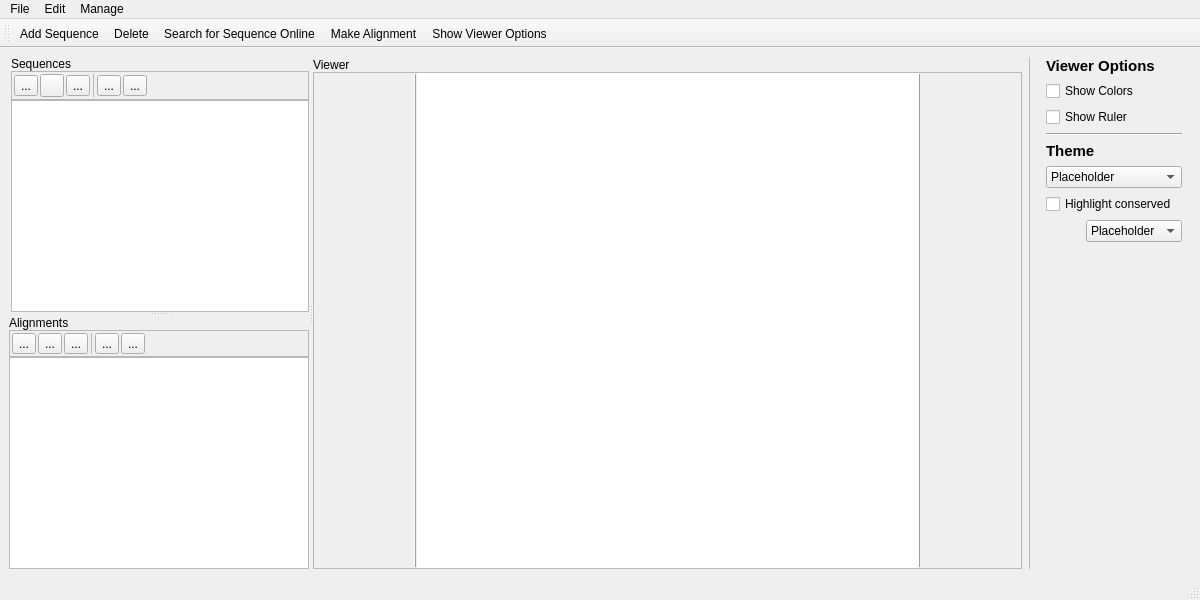
Qt form linnaeo.ui (beowulfey/Linnaeo) before a commit.
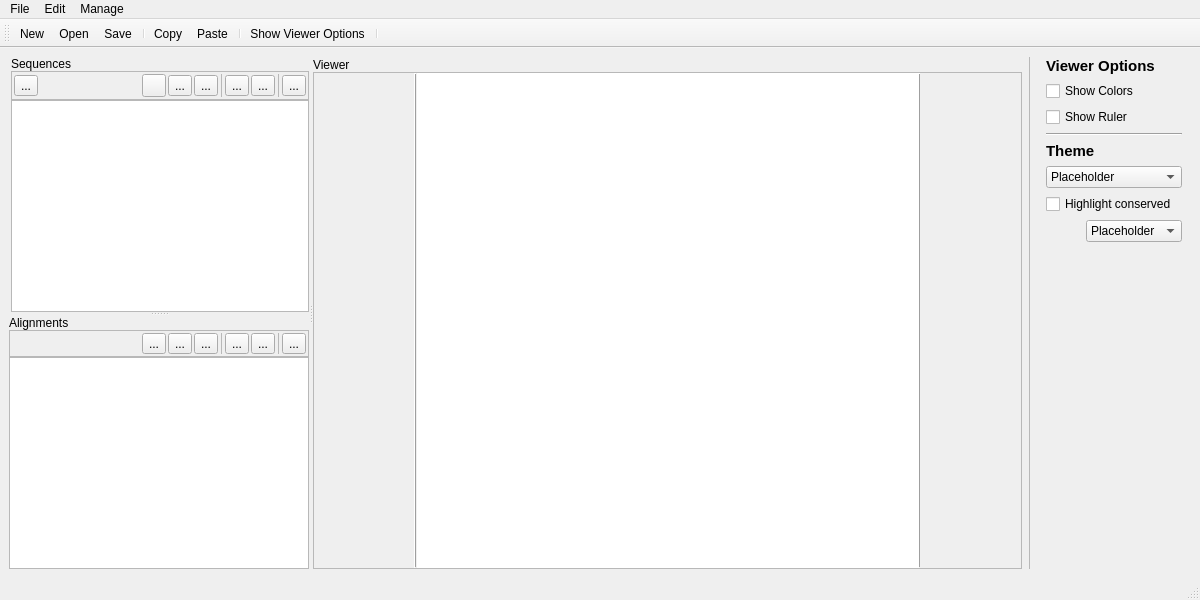
The same form after that commit. Icons and pictures are not drawn.

Commit message: more icons added, toolbars and actions have functionality. Can now add and delete nodes.

```diff
--- a/linnaeo.ui
+++ b/linnaeo.ui
@@ -136,7 +136,20 @@
                 </widget>
                </item>
                <item>
-                <widget class="QToolButton" name="addSequence">
+                <spacer name="horizontalSpacer_4">
+                 <property name="orientation">
+                  <enum>Qt::Horizontal</enum>
+                 </property>
+                 <property name="sizeHint" stdset="0">
+                  <size>
+                   <width>40</width>
+                   <height>20</height>
+                  </size>
+                 </property>
+                </spacer>
+               </item>
+               <item>
+                <widget class="QToolButton" name="addSequenceButton">
                  <property name="toolTip">
                   <string>Add new sequence (opens window)</string>
                  </property>
@@ -160,6 +173,55 @@
                  </property>
                 </widget>
                </item>
+               <item>
+                <widget class="QToolButton" name="addSequenceFolderButton">
+                 <property name="toolTip">
+                  <string>Add folder to sequence viewer</string>
+                 </property>
+                 <property name="text">
+                  <string>...</string>
+                 </property>
+                 <property name="icon">
+                  <iconset resource="resources/linnaeo.qrc">
+                   <normaloff>:/icons/ui/folder-plus.svg</normaloff>:/icons/ui/folder-plus.svg</iconset>
+                 </property>
+                </widget>
+               </item>
+               <item>
+                <widget class="Line" name="line_7">
+                 <property name="lineWidth">
+                  <number>0</number>
+                 </property>
+                 <property name="midLineWidth">
+                  <number>1</number>
+                 </property>
+                 <property name="orientation">
+                  <enum>Qt::Vertical</enum>
+                 </property>
+                </widget>
+               </item>
+               <item>
+                <widget class="QToolButton" name="editSequenceButton">
+                 <property name="text">
+                  <string>...</string>
+                 </property>
+                 <property name="icon">
+                  <iconset resource="resources/linnaeo.qrc">
+                   <normaloff>:/icons/ui/edit.svg</normaloff>:/icons/ui/edit.svg</iconset>
+                 </property>
+                </widget>
+               </item>
+               <item>
+                <widget class="QToolButton" name="exportSequenceButton">
+                 <property name="text">
+                  <string>...</string>
+                 </property>
+                 <property name="icon">
+                  <iconset resource="resources/linnaeo.qrc">
+                   <normaloff>:/icons/ui/file-export.svg</normaloff>:/icons/ui/file-export.svg</iconset>
+                 </property>
+                </widget>
+               </item>
                <item>
                 <widget class="Line" name="line_5">
                  <property name="lineWidth">
@@ -174,18 +236,7 @@
                 </widget>
                </item>
                <item>
-                <widget class="QToolButton" name="exportSequence">
-                 <property name="text">
-                  <string>...</string>
-                 </property>
-                 <property name="icon">
-                  <iconset resource="resources/linnaeo.qrc">
-                   <normaloff>:/icons/ui/file-export.svg</normaloff>:/icons/ui/file-export.svg</iconset>
-                 </property>
-                </widget>
-               </item>
-               <item>
-                <widget class="QToolButton" name="deleteSequence">
+                <widget class="QToolButton" name="deleteSequenceButton">
                  <property name="text">
                   <string>...</string>
                  </property>
@@ -195,19 +246,6 @@
                  </property>
                 </widget>
                </item>
-               <item>
-                <spacer name="horizontalSpacer_2">
-                 <property name="orientation">
-                  <enum>Qt::Horizontal</enum>
-                 </property>
-                 <property name="sizeHint" stdset="0">
-                  <size>
-                   <width>40</width>
-                   <height>20</height>
-                  </size>
-                 </property>
-                </spacer>
-               </item>
               </layout>
              </widget>
             </item>
@@ -308,74 +346,6 @@
                <property name="bottomMargin">
                 <number>2</number>
                </property>
-               <item>
-                <widget class="QToolButton" name="addAlignmentFolder">
-                 <property name="text">
-                  <string>...</string>
-                 </property>
-                 <property name="icon">
-                  <iconset resource="resources/linnaeo.qrc">
-                   <normaloff>:/icons/ui/folder-plus.svg</normaloff>:/icons/ui/folder-plus.svg</iconset>
-                 </property>
-                </widget>
-               </item>
-               <item>
-                <widget class="QToolButton" name="addAlignment">
-                 <property name="text">
-                  <string>...</string>
-                 </property>
-                 <property name="icon">
-                  <iconset resource="resources/linnaeo.qrc">
-                   <normaloff>:/icons/ui/plus.svg</normaloff>:/icons/ui/plus.svg</iconset>
-                 </property>
-                </widget>
-               </item>
-               <item>
-                <widget class="QToolButton" name="importAlignment">
-                 <property name="text">
-                  <string>...</string>
-                 </property>
-                 <property name="icon">
-                  <iconset resource="resources/linnaeo.qrc">
-                   <normaloff>:/icons/ui/file-import.svg</normaloff>:/icons/ui/file-import.svg</iconset>
-                 </property>
-                </widget>
-               </item>
-               <item>
-                <widget class="Line" name="line_6">
-                 <property name="lineWidth">
-                  <number>0</number>
-                 </property>
-                 <property name="midLineWidth">
-                  <number>1</number>
-                 </property>
-                 <property name="orientation">
-                  <enum>Qt::Vertical</enum>
-                 </property>
-                </widget>
-               </item>
-               <item>
-                <widget class="QToolButton" name="exportAlignment">
-                 <property name="text">
-                  <string>...</string>
-                 </property>
-                 <property name="icon">
-                  <iconset resource="resources/linnaeo.qrc">
-                   <normaloff>:/icons/ui/file-export.svg</normaloff>:/icons/ui/file-export.svg</iconset>
-                 </property>
-                </widget>
-               </item>
-               <item>
-                <widget class="QToolButton" name="deleteAlignment">
-                 <property name="text">
-                  <string>...</string>
-                 </property>
-                 <property name="icon">
-                  <iconset resource="resources/linnaeo.qrc">
-                   <normaloff>:/icons/ui/trash.svg</normaloff>:/icons/ui/trash.svg</iconset>
-                 </property>
-                </widget>
-               </item>
                <item>
                 <spacer name="horizontalSpacer_3">
                  <property name="orientation">
@@ -389,6 +359,98 @@
                  </property>
                 </spacer>
                </item>
+               <item>
+                <widget class="QToolButton" name="addAlignmentButton">
+                 <property name="text">
+                  <string>...</string>
+                 </property>
+                 <property name="icon">
+                  <iconset resource="resources/linnaeo.qrc">
+                   <normaloff>:/icons/ui/plus.svg</normaloff>:/icons/ui/plus.svg</iconset>
+                 </property>
+                </widget>
+               </item>
+               <item>
+                <widget class="QToolButton" name="importAlignmentButton">
+                 <property name="text">
+                  <string>...</string>
+                 </property>
+                 <property name="icon">
+                  <iconset resource="resources/linnaeo.qrc">
+                   <normaloff>:/icons/ui/file-import.svg</normaloff>:/icons/ui/file-import.svg</iconset>
+                 </property>
+                </widget>
+               </item>
+               <item>
+                <widget class="QToolButton" name="addAlignmentFolderButton">
+                 <property name="text">
+                  <string>...</string>
+                 </property>
+                 <property name="icon">
+                  <iconset resource="resources/linnaeo.qrc">
+                   <normaloff>:/icons/ui/folder-plus.svg</normaloff>:/icons/ui/folder-plus.svg</iconset>
+                 </property>
+                </widget>
+               </item>
+               <item>
+                <widget class="Line" name="line_8">
+                 <property name="lineWidth">
+                  <number>0</number>
+                 </property>
+                 <property name="midLineWidth">
+                  <number>1</number>
+                 </property>
+                 <property name="orientation">
+                  <enum>Qt::Vertical</enum>
+                 </property>
+                </widget>
+               </item>
+               <item>
+                <widget class="QToolButton" name="editAlignmentButton">
+                 <property name="text">
+                  <string>...</string>
+                 </property>
+                 <property name="icon">
+                  <iconset resource="resources/linnaeo.qrc">
+                   <normaloff>:/icons/ui/edit.svg</normaloff>:/icons/ui/edit.svg</iconset>
+                 </property>
+                </widget>
+               </item>
+               <item>
+                <widget class="QToolButton" name="exportAlignmentButton">
+                 <property name="text">
+                  <string>...</string>
+                 </property>
+                 <property name="icon">
+                  <iconset resource="resources/linnaeo.qrc">
+                   <normaloff>:/icons/ui/file-export.svg</normaloff>:/icons/ui/file-export.svg</iconset>
+                 </property>
+                </widget>
+               </item>
+               <item>
+                <widget class="Line" name="line_6">
+                 <property name="lineWidth">
+                  <number>0</number>
+                 </property>
+                 <property name="midLineWidth">
+                  <number>1</number>
+                 </property>
+                 <property name="orientation">
+                  <enum>Qt::Vertical</enum>
+                 </property>
+                </widget>
+               </item>
+               <item>
+                <widget class="QToolButton" name="deleteAlignmentButton">
+                 <property name="text">
+                  <string>...</string>
+                 </property>
+                 <property name="icon">
+                  <iconset resource="resources/linnaeo.qrc">
+                   <normaloff>:/icons/ui/trash.svg</normaloff>:/icons/ui/trash.svg</iconset>
+                 </property>
+                </widget>
+               </item>
               </layout>
              </widget>
             </item>
@@ -885,11 +947,15 @@
    <attribute name="toolBarBreak">
     <bool>false</bool>
    </attribute>
-   <addaction name="actionAdd_Sequence"/>
-   <addaction name="actionDelete"/>
-   <addaction name="actionGet_Online_Sequence"/>
-   <addaction name="actionMake_Alignment"/>
+   <addaction name="actionNew"/>
+   <addaction name="actionOpen"/>
+   <addaction name="actionSave_Workspace"/>
+   <addaction name="separator"/>
+   <addaction name="actionCopy"/>
+   <addaction name="actionPaste"/>
+   <addaction name="separator"/>
    <addaction name="actionShow_Viewer_Options"/>
+   <addaction name="separator"/>
   </widget>
   <action name="actionAdd_Sequence">
    <property name="text">
```
Left out of the diff: 140 changed lines with no effect on the pictures. The commit also changes 16 other files.
